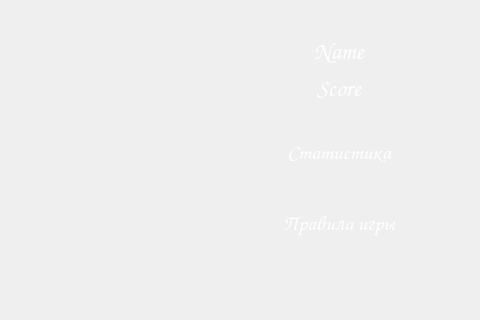
This is mainwindow.ui in dronnikovigor/gui-1h2017-14 as Qt 5 draws it before an edit; both pictures show x 720 to 1200 and y 0 to 320 of the 1200 by 700 pixel window. The edited form follows.
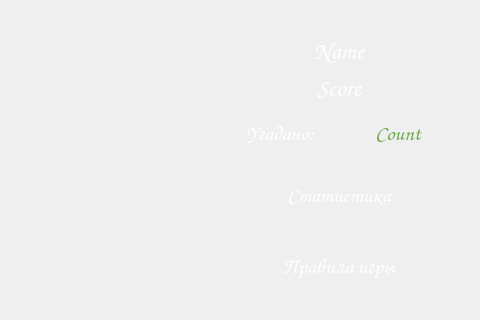
This is the edited form. The open tabs and pages were chosen to show the change. Icons and pictures are not drawn.

The edit to the form file:
```diff
--- a/mainwindow.ui
+++ b/mainwindow.ui
@@ -2144,6 +2144,64 @@
             </property>
            </spacer>
           </item>
+          <item>
+           <layout class="QGridLayout" name="gridLayout_5">
+            <item row="0" column="0">
+             <widget class="QLabel" name="score_3">
+              <property name="font">
+               <font>
+                <family>Comic Sans MS</family>
+                <pointsize>16</pointsize>
+               </font>
+              </property>
+              <property name="styleSheet">
+               <string notr="true">color: rgb(255, 255, 255);</string>
+              </property>
+              <property name="text">
+               <string>&lt;html&gt;&lt;head/&gt;&lt;body&gt;&lt;p align=&quot;center&quot;&gt;Угадано:&lt;/p&gt;&lt;/body&gt;&lt;/html&gt;</string>
+              </property>
+              <property name="alignment">
+               <set>Qt::AlignRight|Qt::AlignTrailing|Qt::AlignVCenter</set>
+              </property>
+             </widget>
+            </item>
+            <item row="0" column="1">
+             <widget class="QLabel" name="countRightAnswers">
+              <property name="font">
+               <font>
+                <family>Comic Sans MS</family>
+                <pointsize>16</pointsize>
+               </font>
+              </property>
+              <property name="styleSheet">
+               <string notr="true">color: rgb(106, 170, 73);</string>
+              </property>
+              <property name="text">
+               <string>Count</string>
+              </property>
+              <property name="alignment">
+               <set>Qt::AlignCenter</set>
+              </property>
+             </widget>
+            </item>
+           </layout>
+          </item>
+          <item>
+           <spacer name="verticalSpacer_16">
+            <property name="orientation">
+             <enum>Qt::Vertical</enum>
+            </property>
+            <property name="sizeType">
+             <enum>QSizePolicy::Fixed</enum>
+            </property>
+            <property name="sizeHint" stdset="0">
+             <size>
+              <width>20</width>
+              <height>10</height>
+             </size>
+            </property>
+           </spacer>
+          </item>
           <item>
            <widget class="QPushButton" name="statButton">
             <property name="sizePolicy">
```
Left out of the diff: 2 changed lines with no effect on the pictures.
